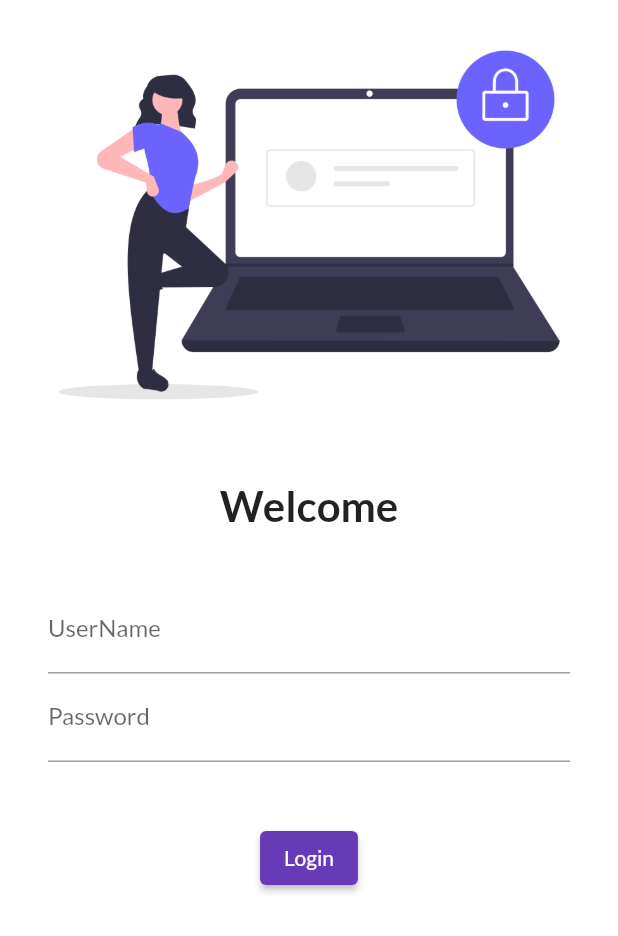
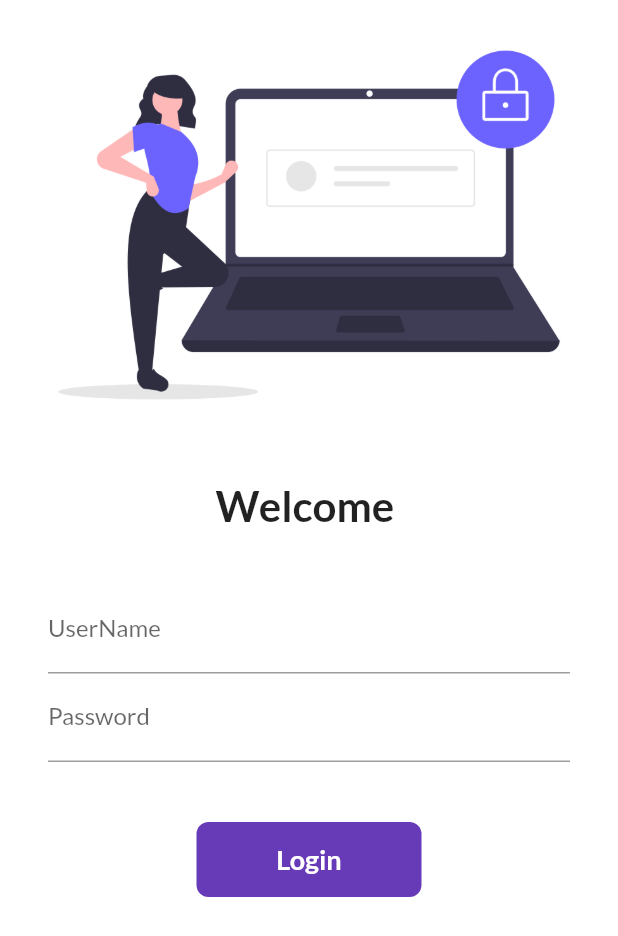
Before and after one commit to yashlondhe90960/30DaysOfFlutter, a Flutter app: the screen it shows after launch, on a phone screen of 412 x 824 dp. Shown: the top 936 px of the screen. Run offline on Flutter 3.47's test engine with Material 2 defaults, Android fonts, the phone set to English and light mode, and no system bars; our stand-ins replace google_fonts.

Commit message:
Day6 Completed!

```diff
--- a/lib/pages/login_page.dart
+++ b/lib/pages/login_page.dart
@@ -2,9 +2,17 @@ import 'package:flutter/material.dart';
 
 import '../utils/routes.dart';
 
-class LoginPage extends StatelessWidget {
-  const LoginPage({super.key});
+// ignore: use_key_in_widget_constructors
+class LoginPage extends StatefulWidget {
+  @override
+  State<LoginPage> createState() => _LoginPageState();
+}
 
+class _LoginPageState extends State<LoginPage> {
+  String name = "";
+  bool changeButton = false;
+
+  // const LoginPage({super.key});
   @override
   Widget build(BuildContext context) {
     return Material(
@@ -19,8 +27,8 @@ class LoginPage extends StatelessWidget {
               height: 300,
             ),
             const SizedBox(height: 20.0),
-            const Text(
-              "Welcome",
+            Text(
+              "Welcome $name",
               style: TextStyle(
                 fontSize: 28,
                 fontWeight: FontWeight.bold,
@@ -37,6 +45,10 @@ class LoginPage extends StatelessWidget {
                   TextFormField(
                     decoration: const InputDecoration(
                         hintText: "Enter username", labelText: "UserName"),
+                    onChanged: (value) {
+                      name = value;
+                      setState(() {});
+                    },
                   ),
                   TextFormField(
                     obscureText: true,
@@ -46,14 +58,48 @@ class LoginPage extends StatelessWidget {
                   const SizedBox(
                     height: 40.0,
                   ),
-                  ElevatedButton(
-                    child: Text("Login"),
-                    // ignore: prefer_const_constructors
-                    style: TextButton.styleFrom(maximumSize: Size(150.0, 40.0)),
-                    onPressed: () {
-                      Navigator.pushNamed(context, MyRoutes.homeRoute);
+
+                  InkWell(
+                    onTap: () async{
+                      setState(() {
+                        changeButton = true;
+                      });
+
+                      await Future.delayed(Duration(seconds: 1));
+
+                       Navigator.pushNamed(context, MyRoutes.homeRoute);
                     },
-                  )
+                    child: AnimatedContainer(
+                      duration: Duration(seconds: 1),
+                      width: changeButton ? 50 : 150,
+                      height: 50,
+                      alignment: Alignment.center,
+                      child: changeButton? Icon(Icons.done,
+                      color: Colors.white): Text(
+                        "Login",
+                        style: TextStyle(
+                            color: Colors.white,
+                            fontSize: 18,
+                            fontWeight: FontWeight.bold),
+                      ),
+                      decoration: BoxDecoration(
+                        color: Colors.deepPurple,
+                        // shape:
+                        //     changeButton ? BoxShape.circle : BoxShape.rectangle,
+                        borderRadius:
+                            BorderRadius.circular(changeButton ? 50 : 8),
+                      ),
+                    ),
+                  ),
+
+                  // ElevatedButton(
+                  //   child: Text("Login"),
+                  //   // ignore: prefer_const_constructors
+                  //   style: TextButton.styleFrom(maximumSize: Size(150.0, 40.0)),
+                  //   onPressed: () {
+                  //     Navigator.pushNamed(context, MyRoutes.homeRoute);
+                  //   },
+                  // )
                 ],
               ),
             )
```
